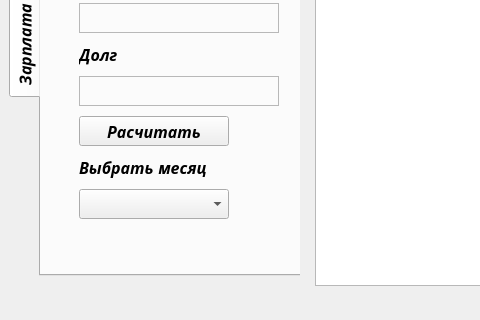
The window that my_form.ui (PavelSimakov/i_study_comboBox_new2) describes before a commit, drawn with Qt 5; both pictures show x 0 to 480 and y 193 to 513 of the 1107 by 513 pixel window.
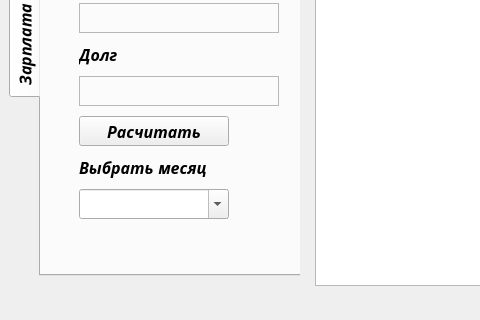
The same window after the commit. The open tabs and pages were chosen to show the change.

```diff
--- a/my_form.ui
+++ b/my_form.ui
@@ -725,6 +725,9 @@
                <height>30</height>
               </size>
              </property>
+             <property name="editable">
+              <bool>true</bool>
+             </property>
              <property name="maxCount">
               <number>25</number>
              </property>
```
Left out of the diff: 4 changed lines with no effect on the pictures.
